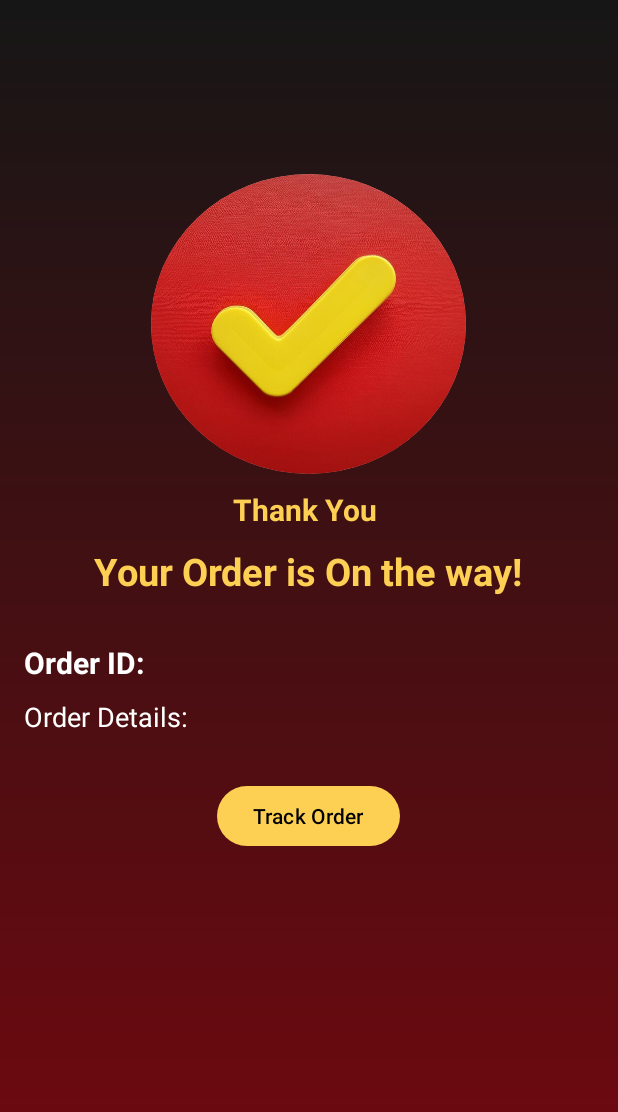
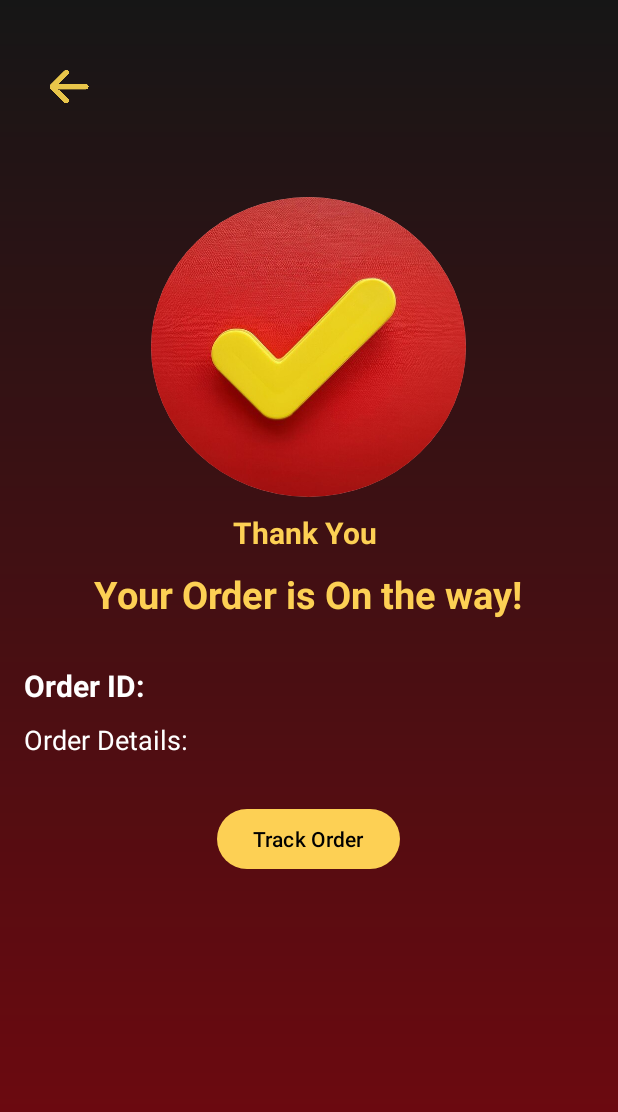
Before and after one commit to Rafiaa01/sizzelCraft, an Android app: the OrderConfirmationActivity screen opened directly, with no data from a screen before it, on a phone screen of 412 x 824 dp. Shown: the top 1112 px of the screen. Run offline under Robolectric (Android 15) with nearby library versions, the phone set to English and light mode, and no system bars; 1 statement that could not run was skipped.

Commit message:
back arroa

```diff
--- a/app/src/main/java/com/example/sizzelcraft/OrderConfirmationActivity.java
+++ b/app/src/main/java/com/example/sizzelcraft/OrderConfirmationActivity.java
@@ -3,7 +3,9 @@ package com.example.sizzelcraft;
 import android.content.Intent;
 import android.database.Cursor;
 import android.os.Bundle;
+import android.view.View;
 import android.widget.Button;
+import android.widget.ImageView;
 import android.widget.TextView;
 import android.widget.Toast;
 
@@ -15,6 +17,7 @@ public class OrderConfirmationActivity extends AppCompatActivity {
 
     TextView txtOrderId, txtOrderDetails;
     Button btnTrackOrder;
+    ImageView backarrow;
     OrderDatabaseHelper orderDatabaseHelper;
 
     @Override
@@ -26,7 +29,13 @@ public class OrderConfirmationActivity extends AppCompatActivity {
         txtOrderDetails = findViewById(R.id.txtOrderDetails);
         btnTrackOrder = findViewById(R.id.Trackorder);
         orderDatabaseHelper = new OrderDatabaseHelper(this);
-
+        backarrow = findViewById(R.id.backimg2);
+backarrow.setOnClickListener(new View.OnClickListener() {
+    @Override
+    public void onClick(View v) {
+        Intent intent=new Intent(OrderConfirmationActivity.this,Checkout.class);
+    }
+});
         // Get order ID from intent
         long orderId = getIntent().getLongExtra("order_id", -1);
 
@@ -68,4 +77,5 @@ public class OrderConfirmationActivity extends AppCompatActivity {
         transaction.addToBackStack(null);
         transaction.commit();
     }
+
 }
--- a/app/src/main/res/layout/activity_order_confirmation.xml
+++ b/app/src/main/res/layout/activity_order_confirmation.xml
@@ -5,12 +5,20 @@
     android:orientation="vertical"
     android:background="@drawable/gradient"
     android:padding="16dp">
-
+    <ImageView
+        android:id="@+id/backimg2"
+        android:layout_width="36dp"
+        android:layout_height="26dp"
+        android:layout_marginLeft="-160dp"
+        android:layout_gravity="center"
+        android:layout_marginTop="30dp"
+        android:contentDescription="@string/food_image_description"
+        android:src="@drawable/arrow" />
     <ImageView
         android:layout_width="210dp"
         android:layout_height="200dp"
         android:layout_gravity="center"
-        android:layout_marginTop="100dp"
+        android:layout_marginTop="59dp"
         android:background="@drawable/circle"
         android:clipToOutline="true"
         android:scaleType="centerCrop"
```
